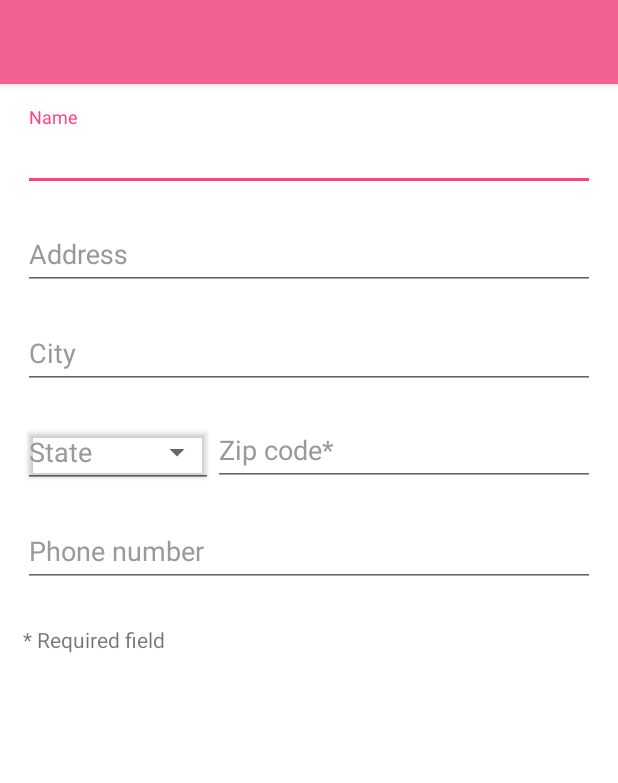
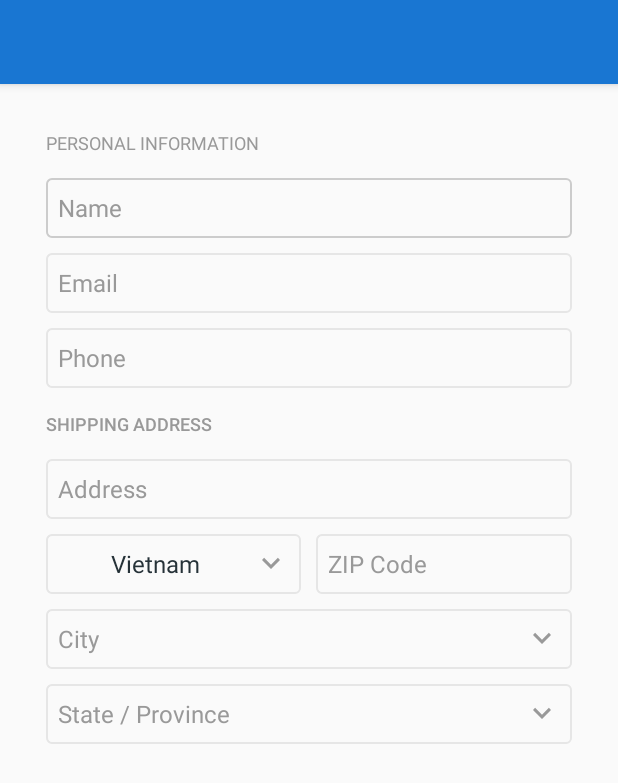
Before and after one commit to tuanphung2308/android-fianl-fs, an Android app: the layout activity_form_profile_data.xml on its own in the app's theme, with its tools: preview values and no code run, on a phone screen of 412 x 824 dp. Shown: the top 783 px of the screen. Run offline under Robolectric (Android 15) with nearby library versions, the phone set to English and light mode, and no system bars.

Commit message:
user profile
todo change field to be like in checkout

```diff
--- a/app/build.gradle
+++ b/app/build.gradle
@@ -40,8 +40,7 @@ android {
 }
 
 dependencies {
-//    implementation project(":internal:lintchecks")
-//    implementation project(":internal:chooserx")
+
 
     // Import the Firebase BoM (see: https://firebase.google.com/docs/android/learn-more#bom)
     implementation platform('com.google.firebase:firebase-bom:26.1.1')
--- a/app/src/main/java/com/google/firebase/example/fireeats/java/MainActivity.java
+++ b/app/src/main/java/com/google/firebase/example/fireeats/java/MainActivity.java
@@ -33,6 +33,7 @@ import com.google.firebase.example.fireeats.java.model.Cart;
 import com.google.firebase.example.fireeats.java.model.PaymentDetail;
 import com.google.firebase.example.fireeats.java.model.Product;
 import com.google.firebase.example.fireeats.java.model.Rating;
+import com.google.firebase.example.fireeats.java.model.User;
 import com.google.firebase.example.fireeats.java.tuan.ShoppingProductAdvDetails;
 import com.google.firebase.example.fireeats.java.util.RatingUtil;
 import com.google.firebase.example.fireeats.java.util.RestaurantUtil;
@@ -199,6 +200,7 @@ public class MainActivity extends AppCompatActivity implements OrderAdapter.OnOr
 
         startActivityForResult(intent, RC_SIGN_IN);
         mViewModel.setIsSigningIn(true);
+
     }
 
     private void showSignInErrorDialog(@StringRes int message) {
--- a/app/src/main/java/com/google/firebase/example/fireeats/java/fragment/FragmentShipping.java
+++ b/app/src/main/java/com/google/firebase/example/fireeats/java/fragment/FragmentShipping.java
@@ -81,7 +81,6 @@ public class FragmentShipping extends Fragment implements OnPaymentDetailSubmit
         FirebaseUser user = FirebaseAuth.getInstance().getCurrentUser();
         mFirestore.collection("paymentDetails").document(user.getUid())
                 .set(pd, SetOptions.merge());
-
     }
 
     @Override
--- a/app/src/main/java/com/google/firebase/example/fireeats/java/model/People.java
+++ b/app/src/main/java/com/google/firebase/example/fireeats/java/model/People.java
@@ -17,5 +17,4 @@ public class People {
         this.name = name;
         this.section = section;
     }
-
 }
--- a/app/src/main/java/com/google/firebase/example/fireeats/java/tuan/UserFragment.java
+++ b/app/src/main/java/com/google/firebase/example/fireeats/java/tuan/UserFragment.java
@@ -81,6 +81,7 @@ public class UserFragment extends Fragment {
 
         startActivityForResult(intent, RC_SIGN_IN);
         mViewModel.setIsSigningIn(true);
+
     }
 
     public void setmViewModel(MainActivityViewModel mViewModel) {
--- a/app/src/main/res/layout/activity_form_profile_data.xml
+++ b/app/src/main/res/layout/activity_form_profile_data.xml
@@ -5,25 +5,28 @@
     android:layout_height="match_parent"
     android:orientation="vertical">
 
+
+
     <com.google.android.material.appbar.AppBarLayout
         android:layout_width="match_parent"
         android:layout_height="wrap_content">
+        <include layout="@layout/toolbar" />
 
-        <androidx.appcompat.widget.Toolbar
-            android:id="@+id/toolbar"
-            android:layout_width="match_parent"
-            android:layout_height="?attr/actionBarSize"
-            android:background="@color/pink_300"
-            android:theme="@style/ThemeOverlay.AppCompat.Dark.ActionBar"
-            app:contentInsetStartWithNavigation="0dp"
-            app:popupTheme="@style/ThemeOverlay.AppCompat.Light" />
+        <!--        <androidx.appcompat.widget.Toolbar-->
+        <!--            android:id="@+id/toolbar"-->
+        <!--            android:layout_width="match_parent"-->
+        <!--            android:layout_height="?attr/actionBarSize"-->
+        <!--            android:background="@color/pink_300"-->
+        <!--            android:theme="@style/ThemeOverlay.AppCompat.Dark.ActionBar"-->
+        <!--            app:contentInsetStartWithNavigation="0dp"-->
+        <!--            app:popupTheme="@style/ThemeOverlay.AppCompat.Light" />-->
 
     </com.google.android.material.appbar.AppBarLayout>
 
     <androidx.core.widget.NestedScrollView
         android:layout_width="match_parent"
         android:layout_height="match_parent"
-        android:background="@android:color/white"
+
         android:clipToPadding="false"
         android:padding="@dimen/spacing_large"
         android:scrollbars="none"
@@ -33,114 +36,126 @@
         <LinearLayout
             android:layout_width="match_parent"
             android:layout_height="wrap_content"
-            android:orientation="vertical">
+            android:layout_centerInParent="true"
+            android:orientation="vertical"
+            android:padding="@dimen/spacing_large">
 
-            <com.google.android.material.textfield.TextInputLayout
+            <TextView
+                android:layout_width="wrap_content"
+                android:layout_height="wrap_content"
+                android:text="PERSONAL INFORMATION"
+                android:textAppearance="@style/TextAppearance.AppCompat.Caption"
+                android:textColor="@color/grey_40"/>
+
+            <EditText
+                style="@style/EditText.Flat.Grey"
+                android:id="@+id/editname"
                 android:layout_width="match_parent"
                 android:layout_height="wrap_content"
-                android:textColorHint="@color/grey_40">
+                android:layout_marginTop="@dimen/spacing_large"
+                android:background="@drawable/edit_text_round_bg_outline"
+                android:hint="Name"
+                android:minHeight="@dimen/spacing_xmlarge"/>
 
-                <androidx.appcompat.widget.AppCompatEditText
-                    android:layout_width="match_parent"
-                    android:layout_height="wrap_content"
-                    android:hint="Name" />
-
-            </com.google.android.material.textfield.TextInputLayout>
-
-            <View
-                android:layout_width="match_parent"
-                android:layout_height="@dimen/spacing_middle" />
-
-            <com.google.android.material.textfield.TextInputLayout
+            <EditText
+                style="@style/EditText.Flat.Grey"
+                android:id="@+id/editemail"
                 android:layout_width="match_parent"
                 android:layout_height="wrap_content"
-                android:textColorHint="@color/grey_40">
+                android:layout_marginTop="@dimen/spacing_middle"
+                android:background="@drawable/edit_text_round_bg_outline"
+                android:hint="Email"
+                android:minHeight="@dimen/spacing_xmlarge" />
 
-                <androidx.appcompat.widget.AppCompatEditText
-                    android:layout_width="match_parent"
-                    android:layout_height="wrap_content"
-                    android:hint="Address" />
-
-            </com.google.android.material.textfield.TextInputLayout>
-
-            <View
-                android:layout_width="match_parent"
-                android:layout_height="@dimen/spacing_middle" />
-
-            <com.google.android.material.textfield.TextInputLayout
+            <EditText
+                style="@style/EditText.Flat.Grey"
+                android:id="@+id/edit_phone_number"
                 android:layout_width="match_parent"
                 android:layout_height="wrap_content"
-                android:textColorHint="@color/grey_40">
+                android:layout_marginTop="@dimen/spacing_middle"
+                android:background="@drawable/edit_text_round_bg_outline"
+                android:hint="Phone"
+                android:minHeight="@dimen/spacing_xmlarge" />
 
-                <androidx.appcompat.widget.AppCompatEditText
-                    android:layout_width="match_parent"
-                    android:layout_height="wrap_content"
-                    android:hint="City" />
+            <TextView
+                android:layout_width="wrap_content"
+                android:layout_height="wrap_content"
+                android:layout_marginTop="@dimen/spacing_large"
+                android:text="SHIPPING ADDRESS"
+                android:textAppearance="@style/TextAppearance.AppCompat.Caption"
+                android:textColor="@color/grey_40"
+                app:fontFamily="sans-serif-medium" />
 
-            </com.google.android.material.textfield.TextInputLayout>
-
-            <View
+            <EditText
+                style="@style/EditText.Flat.Grey"
+                android:id="@+id/editaddress"
                 android:layout_width="match_parent"
-                android:layout_height="@dimen/spacing_middle" />
+                android:layout_height="wrap_content"
+                android:layout_marginTop="@dimen/spacing_large"
+                android:background="@drawable/edit_text_round_bg_outline"
+                android:hint="Address"
+                android:minHeight="@dimen/spacing_xmlarge"/>
 
             <LinearLayout
                 android:layout_width="match_parent"
                 android:layout_height="wrap_content"
-                android:gravity="bottom"
+                android:layout_marginTop="@dimen/spacing_middle"
                 android:orientation="horizontal">
 
                 <Button
-                    android:id="@+id/spn_state"
-                    style="@style/Base.Widget.AppCompat.Spinner.Underlined"
+                    style="@style/EditText.Flat.Grey"
+
+                    android:layout_width="0dp"
+                    android:id="@+id/editspn_state"
+                    android:layout_height="wrap_content"
+                    android:layout_weight="1"
+                    android:background="@drawable/edit_text_round_bg_outline"
+                    android:hint="Country"
+                    android:text="Vietnam"
+                    android:drawableEnd="@drawable/ic_expand_arrow"
+                    android:drawableRight="@drawable/ic_expand_arrow"
+                    android:minHeight="@dimen/spacing_xmlarge" />
+
+
+                <View
+                    android:layout_width="@dimen/spacing_middle"
+                    android:layout_height="0dp" />
+
+                <EditText
+                    style="@style/EditText.Flat.Grey"
+                    android:id="@+id/editzipcode"
                     android:layout_width="0dp"
                     android:layout_height="wrap_content"
                     android:layout_weight="1"
-                    android:text="State"
-                    android:textAppearance="@style/TextAppearance.AppCompat.Medium"
-                    android:textColor="@color/grey_40" />
-
-                <com.google.android.material.textfield.TextInputLayout
-                    android:layout_width="0dp"
-                    android:layout_height="wrap_content"
-                    android:layout_weight="2"
-                    android:textColorHint="@color/grey_40">
-
-                    <androidx.appcompat.widget.AppCompatEditText
-                        android:layout_width="match_parent"
-                        android:layout_height="wrap_content"
-                        android:hint="Zip code*"
-                        android:inputType="number" />
-
-                </com.google.android.material.textfield.TextInputLayout>
+                    android:background="@drawable/edit_text_round_bg_outline"
+                    android:hint="ZIP Code"
+                    android:minHeight="@dimen/spacing_xmlarge" />
 
             </LinearLayout>
 
-            <View
-                android:layout_width="match_parent"
-                android:layout_height="@dimen/spacing_middle" />
-
-            <com.google.android.material.textfield.TextInputLayout
+            <EditText
+                style="@style/EditText.Flat.Grey"
+                android:id="@+id/editcity"
                 android:layout_width="match_parent"
                 android:layout_height="wrap_content"
-                android:textColorHint="@color/grey_40">
+                android:layout_marginTop="@dimen/spacing_middle"
+                android:drawableEnd="@drawable/ic_expand_arrow"
+                android:drawableRight="@drawable/ic_expand_arrow"
+                android:background="@drawable/edit_text_round_bg_outline"
+                android:hint="City"
+                android:minHeight="@dimen/spacing_xmlarge" />
 
-                <androidx.appcompat.widget.AppCompatEditText
-                    android:layout_width="match_parent"
-                    android:layout_height="wrap_content"
-                    android:hint="Phone number"
-                    android:inputType="phone" />
-
-            </com.google.android.material.textfield.TextInputLayout>
-
-            <View
-                android:layout_width="match_parent"
-                android:layout_height="@dimen/spacing_mxlarge" />
-
-            <TextView
+            <EditText
+                style="@style/EditText.Flat.Grey"
+                android:id="@+id/editstate"
                 android:layout_width="match_parent"
                 android:layout_height="wrap_content"
-                android:text="* Required field"
-                android:textAppearance="@style/TextAppearance.AppCompat.Small" />
+                android:layout_marginTop="@dimen/spacing_middle"
+                android:drawableEnd="@drawable/ic_expand_arrow"
+                android:drawableRight="@drawable/ic_expand_arrow"
+                android:background="@drawable/edit_text_round_bg_outline"
+                android:hint="State / Province"
+                android:minHeight="@dimen/spacing_xmlarge" />
 
         </LinearLayout>
 
--- a/app/src/main/res/values/colors.xml
+++ b/app/src/main/res/values/colors.xml
@@ -291,6 +291,7 @@
     <color name="lime_A400">#C6FF00</color>
     <color name="lime_A700">#AEEA00</color>
 
+
     <color name="orange_50">#FFF3E0</color>
     <color name="orange_100">#FFE0B2</color>
     <color name="orange_200">#FFCC80</color>
```
Also changed, not shown: app/src/main/java/com/google/firebase/example/fireeats/java/model/User.java (added, +78 -0 lines), app/src/main/java/com/google/firebase/example/fireeats/java/tuan/FormProfileData.java (+123 -3 lines), app/src/main/java/com/google/firebase/example/fireeats/java/utils/FirebaseService.java (added, +34 -0 lines).
